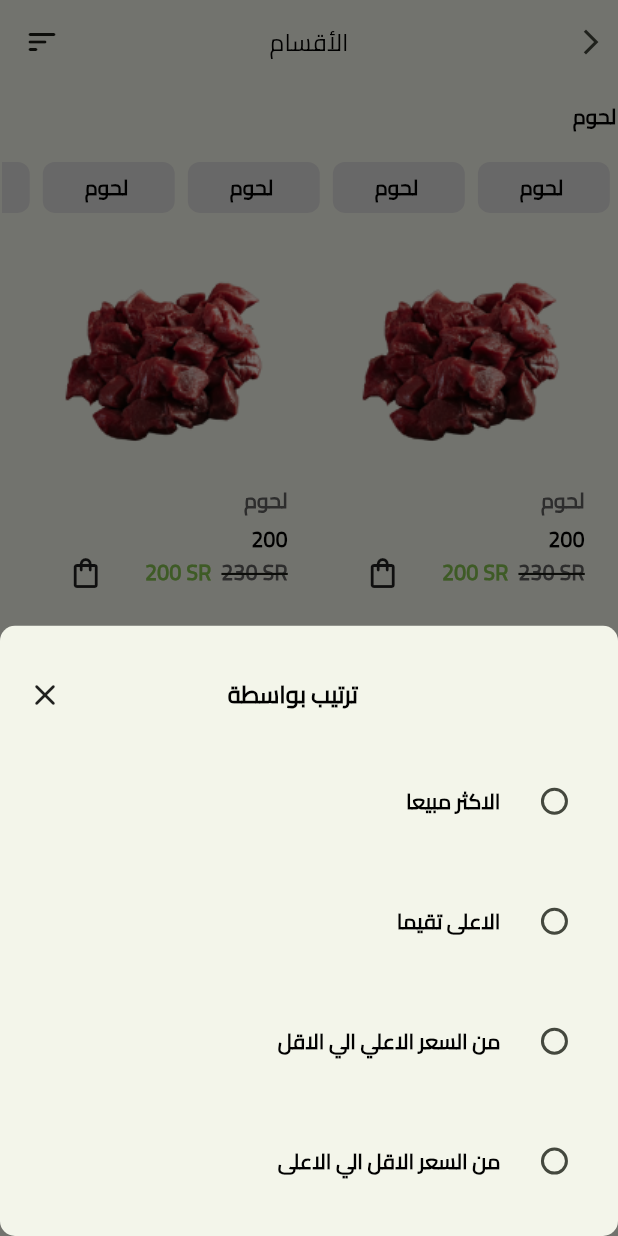
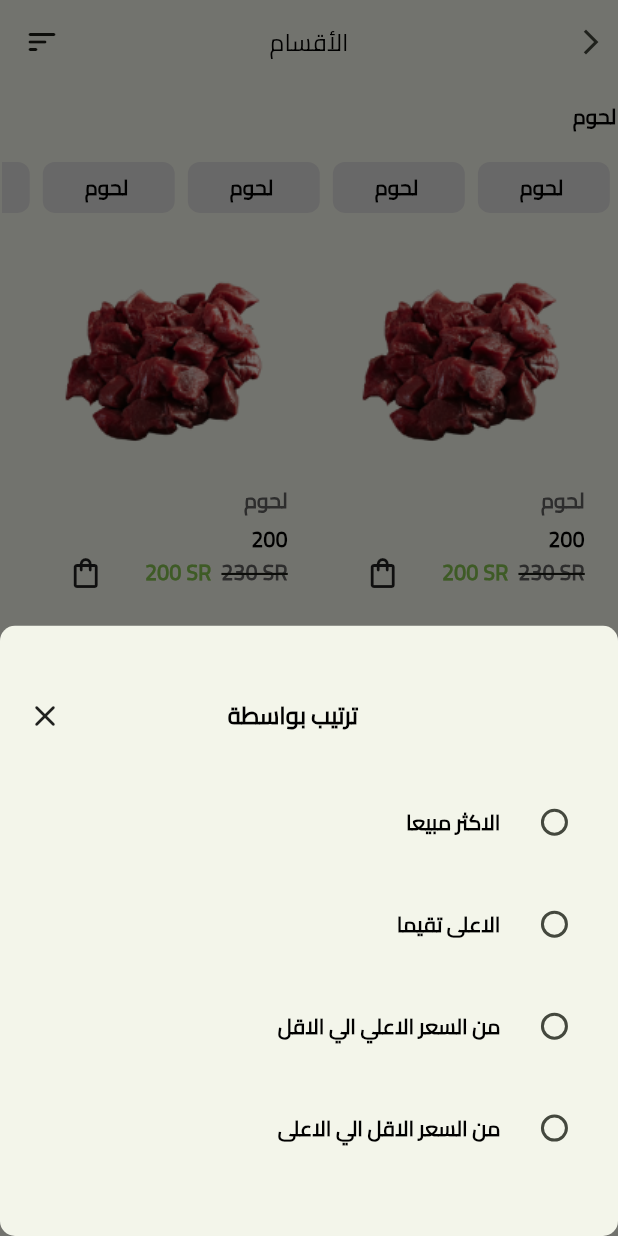
Before and after one commit to ezzAboElmakarem/kian_harri_farm, a Flutter app: the CategoriesScreenView screen opened directly, after a tap on the "sort" icon, on a phone screen of 412 x 824 dp. Run offline on Flutter 3.47's test engine with Material 3 defaults, Android fonts, the phone set to English and light mode, and no system bars; our stand-ins replace carousel_slider, flutter_screenutil, flutter_svg, pin_code_fields, smooth_page_indicator.

Commit message:
refactor sortby bottom sheet

```diff
--- a/lib/features/categories/views/categories_view.dart
+++ b/lib/features/categories/views/categories_view.dart
@@ -2,7 +2,7 @@ import 'package:flutter/material.dart';
 import 'package:flutter_screenutil/flutter_screenutil.dart';
 import 'package:kian_sheeps_projects/features/categories/widgets/category_title.dart';
 import 'package:kian_sheeps_projects/features/categories/widgets/product_grid_view.dart';
-import 'package:kian_sheeps_projects/features/categories/widgets/sort_by_sheet.dart';
+import 'package:kian_sheeps_projects/features/sort_by_bottom_sheet/views/sort_by_sheet.dart';
 import 'package:kian_sheeps_projects/features/categories/widgets/sub_category_list_view.dart';
 import 'package:kian_sheeps_projects/helper/bottom_sheet_method.dart';
 
@@ -46,11 +46,11 @@ class CategoriesScreenView extends StatelessWidget {
         padding: EdgeInsets.symmetric(
           horizontal: 1.w,
         ),
-        child: CustomScrollView(
+        child: const CustomScrollView(
           slivers: [
-            const CategoryTitle(),
-            const SubCategoryListView(),
-            const ProductGridView(),
+            CategoryTitle(),
+            SubCategoryListView(),
+            ProductGridView(),
           ],
         ),
       ),
--- a/lib/features/categories/widgets/sort_by_sheet.dart
+++ /dev/null
@@ -1,119 +0,0 @@
-import 'package:flutter/material.dart';
-import 'package:flutter_screenutil/flutter_screenutil.dart';
-import 'package:kian_sheeps_projects/features/categories/widgets/bottom_Sheet_title.dart';
-import 'package:kian_sheeps_projects/helper/color_styles.dart';
-import 'package:kian_sheeps_projects/helper/text_styles.dart';
-
-class SortBySheet extends StatefulWidget {
-  const SortBySheet({super.key});
-
-  @override
-  State<SortBySheet> createState() => _SortBySheetState();
-}
-
-class _SortBySheetState extends State<SortBySheet> {
-  String selectedOption = '';
-  bool isSelected = false;
-
-  @override
-  Widget build(BuildContext context) {
-    return Center(
-      child: SingleChildScrollView(
-        child: Column(
-          crossAxisAlignment: CrossAxisAlignment.end,
-          children: [
-            const BottomSheetTitle(),
-            RadioListTile(
-              controlAffinity: ListTileControlAffinity.trailing,
-              activeColor: kPrimaryColor,
-              contentPadding: EdgeInsets.symmetric(horizontal: 4.w),
-              value: '1',
-              groupValue: selectedOption,
-              onChanged: (value) {
-                setState(() {
-                  selectedOption = value.toString();
-                });
-              },
-              title: Text(
-                'الاكثر مبيعا',
-                textAlign: TextAlign.right,
-                style: TextStyles.textstyle14.copyWith(
-                    color:
-                        selectedOption == '1' ? kPrimaryColor : Colors.black),
-              ),
-            ),
-            SizedBox(
-              height: 24.h,
-            ),
-            RadioListTile(
-              controlAffinity: ListTileControlAffinity.trailing,
-              activeColor: kPrimaryColor,
-              contentPadding: EdgeInsets.symmetric(horizontal: 4.w),
-              title: Text(
-                'الاعلى تقيما',
-                textAlign: TextAlign.right,
-                style: TextStyles.textstyle14.copyWith(
-                    color:
-                        selectedOption == '2' ? kPrimaryColor : Colors.black),
-              ),
-              value: '2',
-              groupValue: selectedOption,
-              onChanged: (value) {
-                setState(() {
-                  selectedOption = value.toString();
-                });
-              },
-            ),
-            SizedBox(
-              height: 24.h,
-            ),
-            RadioListTile(
-              activeColor: kPrimaryColor,
-              controlAffinity: ListTileControlAffinity.trailing,
-              contentPadding: EdgeInsets.symmetric(horizontal: 4.w),
-              title: Text(
-                ' من السعر الاعلي الي الاقل',
-                textAlign: TextAlign.right,
-                style: TextStyles.textstyle14.copyWith(
-                    color:
-                        selectedOption == '3' ? kPrimaryColor : Colors.black),
-              ),
-              value: '3',
-              groupValue: selectedOption,
-              onChanged: (value) {
-                setState(() {
-                  selectedOption = value.toString();
-                });
-              },
-            ),
-            SizedBox(
-              height: 24.h,
-            ),
-            RadioListTile(
-              activeColor: kPrimaryColor,
-              controlAffinity: ListTileControlAffinity.trailing,
-              contentPadding: EdgeInsets.symmetric(horizontal: 4.w),
-              title: Text(
-                ' من السعر الاقل الي الاعلى',
-                textAlign: TextAlign.right,
-                style: TextStyles.textstyle14.copyWith(
-                    color:
-                        selectedOption == '4' ? kPrimaryColor : Colors.black),
-              ),
-              value: '4',
-              groupValue: selectedOption,
-              onChanged: (value) {
-                setState(() {
-                  selectedOption = value.toString();
-                });
-              },
-            ),
-            SizedBox(
-              height: 24.h,
-            ),
-          ],
-        ),
-      ),
-    );
-  }
-}
--- /dev/null
+++ b/lib/features/sort_by_bottom_sheet/views/sort_by_sheet.dart
@@ -0,0 +1,22 @@
+import 'package:flutter/material.dart';
+import 'package:kian_sheeps_projects/features/sort_by_bottom_sheet/widgets/bottom_Sheet_title.dart';
+import 'package:kian_sheeps_projects/features/sort_by_bottom_sheet/widgets/bottom_sheet_radios.dart';
+
+class SortBySheet extends StatelessWidget {
+  const SortBySheet({super.key});
+
+  @override
+  Widget build(BuildContext context) {
+    return const Center(
+      child: SingleChildScrollView(
+        child: Column(
+          crossAxisAlignment: CrossAxisAlignment.end,
+          children: [
+            BottomSheetTitle(),
+            BottomSheetRadios(),
+          ],
+        ),
+      ),
+    );
+  }
+}
--- /dev/null
+++ b/lib/features/sort_by_bottom_sheet/widgets/bottom_sheet_radios.dart
@@ -0,0 +1,107 @@
+import 'package:flutter/material.dart';
+import 'package:flutter_screenutil/flutter_screenutil.dart';
+import 'package:kian_sheeps_projects/helper/color_styles.dart';
+import 'package:kian_sheeps_projects/helper/text_styles.dart';
+
+class BottomSheetRadios extends StatefulWidget {
+  const BottomSheetRadios({super.key});
+
+  @override
+  State<BottomSheetRadios> createState() => _BottomSheetRadiosState();
+}
+
+class _BottomSheetRadiosState extends State<BottomSheetRadios> {
+  String selectedOption = '';
+
+  @override
+  Widget build(BuildContext context) {
+    return Column(
+      children: [
+        RadioListTile(
+          controlAffinity: ListTileControlAffinity.trailing,
+          activeColor: kPrimaryColor,
+          contentPadding: EdgeInsets.symmetric(horizontal: 4.w),
+          title: Text(
+            'الاكثر مبيعا',
+            textAlign: TextAlign.right,
+            style: TextStyles.textstyle14.copyWith(
+                color: selectedOption == '1' ? kPrimaryColor : Colors.black),
+          ),
+          value: '1',
+          groupValue: selectedOption,
+          onChanged: (value) {
+            setState(() {
+              selectedOption = value.toString();
+            });
+          },
+        ),
+        SizedBox(
+          height: 12.h,
+        ),
+        RadioListTile(
+          controlAffinity: ListTileControlAffinity.trailing,
+          activeColor: kPrimaryColor,
+          contentPadding: EdgeInsets.symmetric(horizontal: 4.w),
+          title: Text(
+            'الاعلى تقيما',
+            textAlign: TextAlign.right,
+            style: TextStyles.textstyle14.copyWith(
+                color: selectedOption == '2' ? kPrimaryColor : Colors.black),
+          ),
+          value: '2',
+          groupValue: selectedOption,
+          onChanged: (value) {
+            setState(() {
+              selectedOption = value.toString();
+            });
+          },
+        ),
+        SizedBox(
+          height: 12.h,
+        ),
+        RadioListTile(
+          activeColor: kPrimaryColor,
+          controlAffinity: ListTileControlAffinity.trailing,
+          contentPadding: EdgeInsets.symmetric(horizontal: 4.w),
+          title: Text(
+            ' من السعر الاعلي الي الاقل',
+            textAlign: TextAlign.right,
+            style: TextStyles.textstyle14.copyWith(
+                color: selectedOption == '3' ? kPrimaryColor : Colors.black),
+          ),
+          value: '3',
+          groupValue: selectedOption,
+          onChanged: (value) {
+            setState(() {
+              selectedOption = value.toString();
+            });
+          },
+        ),
+        SizedBox(
+          height: 12.h,
+        ),
+        RadioListTile(
+          activeColor: kPrimaryColor,
+          controlAffinity: ListTileControlAffinity.trailing,
+          contentPadding: EdgeInsets.symmetric(horizontal: 4.w),
+          title: Text(
+            ' من السعر الاقل الي الاعلى',
+            textAlign: TextAlign.right,
+            style: TextStyles.textstyle14.copyWith(
+                color: selectedOption == '4' ? kPrimaryColor : Colors.black),
+          ),
+          value: '4',
+          groupValue: selectedOption,
+          onChanged: (value) {
+            setState(() {
+              selectedOption = value.toString();
+            });
+          },
+        ),
+        SizedBox(
+          height: 12.h,
+        ),
+      ],
+    );
+  }
+}
```
Also changed, not shown: lib/features/sort_by_bottom_sheet/widgets/bottom_Sheet_title.dart (renamed from lib/features/categories/widgets/bottom_Sheet_title.dart).
